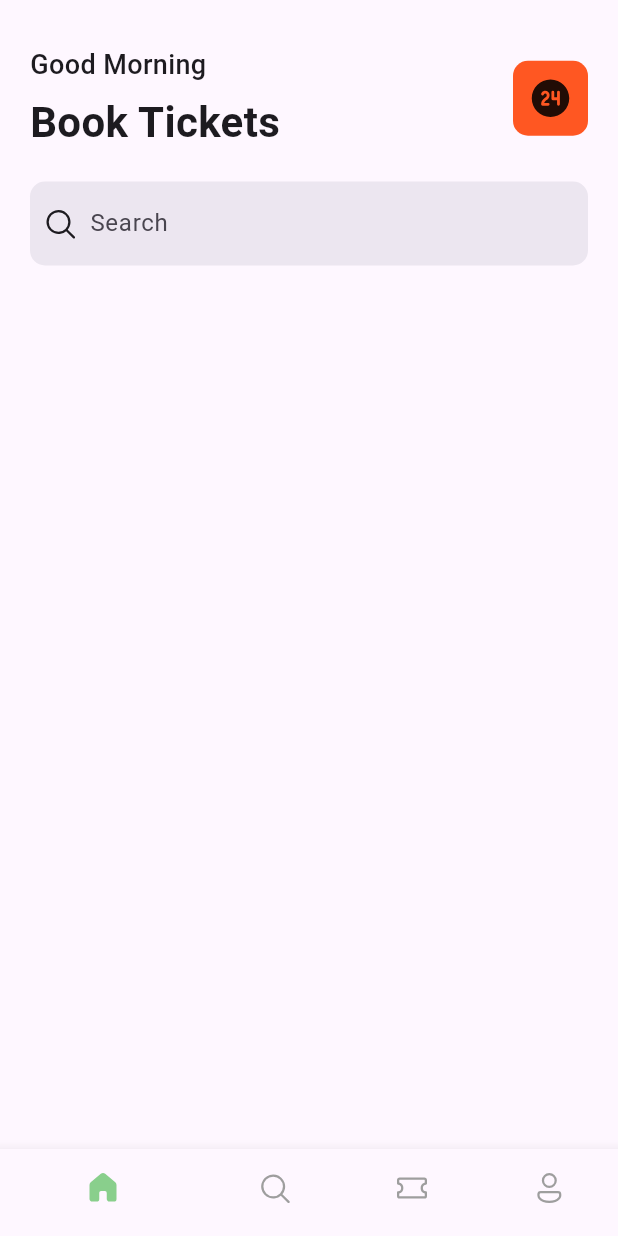
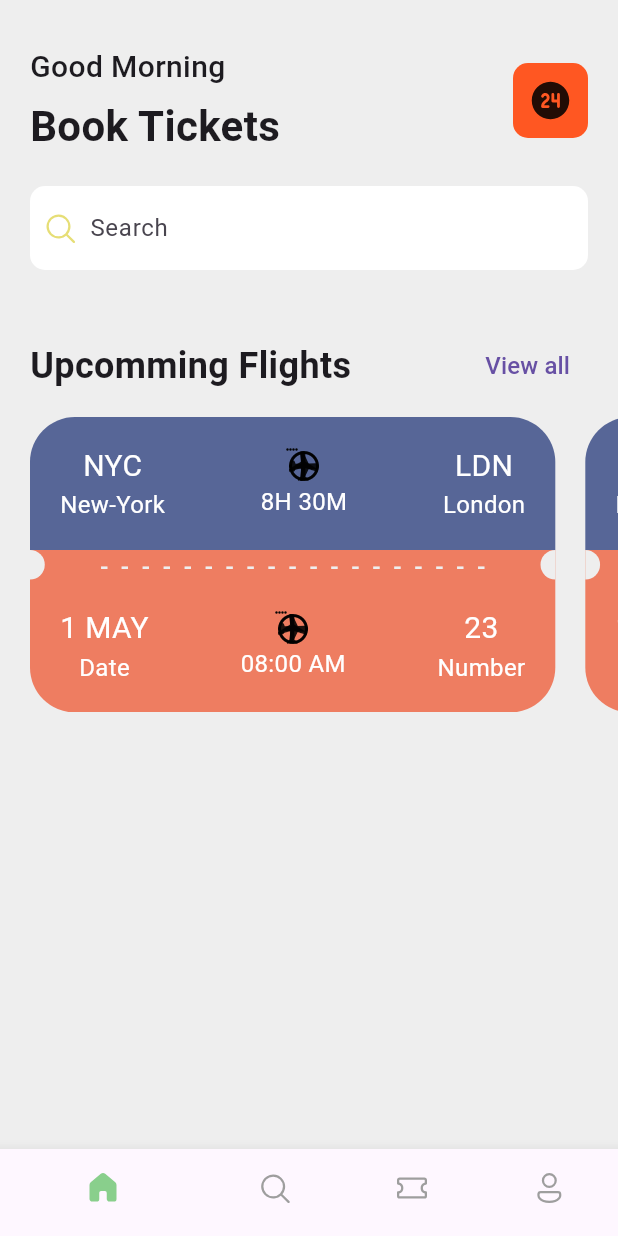
Before and after one commit to irvinMuziwenkosi/ticket_mobile_app, a Flutter app: the screen it shows after launch, on a phone screen of 412 x 824 dp. Run offline on Flutter 3.47's test engine with Material 3 defaults, Android fonts, the phone set to English and light mode, and no system bars; our stand-ins replace fluentui_icons.

Commit message:
Ticket Progress

```diff
--- a/lib/base/custom_app_bar.dart
+++ /dev/null
@@ -1,15 +0,0 @@
-import 'package:flutter/material.dart';
-
-class AppBar extends StatefulWidget {
-  const AppBar({super.key});
-
-  @override
-  State<AppBar> createState() => _AppBarState();
-}
-
-class _AppBarState extends State<AppBar> {
-  @override
-  Widget build(BuildContext context) {
-    return const Placeholder();
-  }
-}
--- /dev/null
+++ b/lib/base/styles.dart
@@ -0,0 +1,15 @@
+import 'package:flutter/material.dart';
+
+class Styles {
+  //Colors
+  static const Color bgColor = Color(0xFFEEEEEE);
+
+  //Fonts
+  static const h1 = TextStyle(fontSize: 28, fontWeight: FontWeight.w600);
+  static const h2 = TextStyle(fontSize: 24, fontWeight: FontWeight.w600);
+  static const h3 = TextStyle(fontSize: 20, fontWeight: FontWeight.w500);
+  static const h4 = TextStyle(fontSize: 16, fontWeight: FontWeight.w500);
+
+  //Shapes & Designes
+  static final bdRadius = BorderRadius.circular(10);
+}
--- /dev/null
+++ b/lib/base/widgets/custom_flight_visuals.dart
@@ -0,0 +1,34 @@
+import 'package:fluentui_icons/fluentui_icons.dart';
+import 'package:flutter/material.dart';
+
+class CustomFlightVisuals extends StatelessWidget {
+  const CustomFlightVisuals({super.key});
+
+  @override
+  Widget build(BuildContext context) {
+    return const Stack(
+      children: [
+        Icon(Icons.circle_outlined),
+        Row(
+          children: [
+            Icon(Icons.circle, size: 2),
+            Icon(Icons.circle, size: 2),
+            Icon(Icons.circle, size: 2),
+            Icon(Icons.circle, size: 2),
+          ],
+        ),
+        Icon(Icons.flight),
+        Icon(FluentSystemIcons.ic_fluent_airplane_filled),
+        Row(
+          children: [
+            Icon(Icons.circle, size: 2),
+            Icon(Icons.circle, size: 2),
+            Icon(Icons.circle, size: 2),
+            Icon(Icons.circle, size: 2),
+          ],
+        ),
+        Icon(Icons.circle_outlined),
+      ],
+    );
+  }
+}
--- /dev/null
+++ b/lib/base/widgets/row_double_text.dart
@@ -0,0 +1,25 @@
+import 'package:flutter/material.dart';
+import 'package:ticket_app/base/styles.dart';
+
+class RowDoubleText extends StatelessWidget {
+  const RowDoubleText({super.key, required this.bigTxt, required this.btnTxt});
+
+  final String bigTxt;
+  final String btnTxt;
+  @override
+  Widget build(BuildContext context) {
+    return Row(
+      mainAxisAlignment: MainAxisAlignment.spaceBetween,
+      children: [
+        Text(
+          bigTxt,
+          style: Styles.h2,
+        ),
+        TextButton(
+          onPressed: () {},
+          child: Text(btnTxt, style: Styles.h4),
+        )
+      ],
+    );
+  }
+}
--- /dev/null
+++ b/lib/base/widgets/ticket_view.dart
@@ -0,0 +1,206 @@
+import 'package:flutter/material.dart';
+import 'package:ticket_app/base/styles.dart';
+import 'package:ticket_app/base/widgets/custom_flight_visuals.dart';
+
+class TicketView extends StatelessWidget {
+  const TicketView({super.key});
+
+  @override
+  Widget build(BuildContext context) {
+    final screenSize = MediaQuery.of(context).size;
+
+    final boxWidth = screenSize.width * 0.85;
+    final boxHeight = boxWidth * (9 / 16);
+    return SizedBox(
+      width: boxWidth,
+      height: boxHeight,
+      child: Container(
+        decoration: BoxDecoration(
+          borderRadius: BorderRadius.circular(30),
+        ),
+        child: Column(
+          children: [
+            Container(
+              decoration: const BoxDecoration(
+                borderRadius: BorderRadius.only(
+                  topLeft: Radius.circular(30),
+                  topRight: Radius.circular(30),
+                ),
+                color: Color(0xFF576697),
+              ),
+              height: boxHeight * 0.45,
+              child: Padding(
+                padding: const EdgeInsets.symmetric(horizontal: 20),
+                child: Row(
+                  mainAxisAlignment: MainAxisAlignment.spaceBetween,
+                  crossAxisAlignment: CrossAxisAlignment.center,
+                  children: [
+                    Column(
+                      mainAxisAlignment: MainAxisAlignment.center,
+                      children: [
+                        Text(
+                          "NYC",
+                          style: Styles.h3.copyWith(
+                            color: Colors.white,
+                            fontWeight: FontWeight.w400,
+                          ),
+                        ),
+                        Text(
+                          "New-York",
+                          style: Styles.h4.copyWith(
+                            color: Colors.white,
+                            fontWeight: FontWeight.w400,
+                          ),
+                        ),
+                      ],
+                    ),
+                    Column(
+                      mainAxisAlignment: MainAxisAlignment.center,
+                      children: [
+                        const CustomFlightVisuals(),
+                        Text(
+                          "8H 30M",
+                          style: Styles.h4.copyWith(
+                            color: Colors.white,
+                            fontWeight: FontWeight.w400,
+                          ),
+                        )
+                      ],
+                    ),
+                    Column(
+                      mainAxisAlignment: MainAxisAlignment.center,
+                      children: [
+                        Text(
+                          "LDN",
+                          style: Styles.h3.copyWith(
+                            color: Colors.white,
+                            fontWeight: FontWeight.w400,
+                          ),
+                        ),
+                        Text(
+                          "London",
+                          style: Styles.h4.copyWith(
+                            color: Colors.white,
+                            fontWeight: FontWeight.w400,
+                          ),
+                        )
+                      ],
+                    )
+                  ],
+                ),
+              ),
+            ),
+            Container(
+              decoration: const BoxDecoration(
+                borderRadius: BorderRadius.only(
+                  bottomLeft: Radius.circular(30),
+                  bottomRight: Radius.circular(30),
+                ),
+                color: Color(0xFFEE7D61),
+              ),
+              height: boxHeight * 0.55,
+              child: Column(
+                children: [
+                  SizedBox(
+                    height: boxHeight * 0.1,
+                    child: Row(
+                      mainAxisAlignment: MainAxisAlignment.spaceBetween,
+                      children: [
+                        Container(
+                          width: boxHeight * 0.05,
+                          decoration: const BoxDecoration(
+                            color: Styles.bgColor,
+                            borderRadius: BorderRadius.only(
+                              topRight: Radius.circular(100),
+                              bottomRight: Radius.circular(100),
+                            ),
+                          ),
+                        ),
+                        Text(
+                          "-  -  -  -  -  -  -  -  -  -  -  -  -  -  -  -  -  -  -",
+                          style: Styles.h4.copyWith(color: Styles.bgColor),
+                        ),
+                        Container(
+                          width: boxHeight * 0.05,
+                          decoration: const BoxDecoration(
+                            color: Styles.bgColor,
+                            borderRadius: BorderRadius.only(
+                              topLeft: Radius.circular(100),
+                              bottomLeft: Radius.circular(100),
+                            ),
+                          ),
+                        ),
+                      ],
+                    ),
+                  ),
+                  Padding(
+                    padding: const EdgeInsets.symmetric(horizontal: 20),
+                    child: SizedBox(
+                      height: boxHeight * 0.45,
+                      child: Row(
+                        mainAxisAlignment: MainAxisAlignment.spaceBetween,
+                        children: [
+                          Column(
+                            mainAxisAlignment: MainAxisAlignment.center,
+                            children: [
+                              Text(
+                                "1 MAY",
+                                style: Styles.h3.copyWith(
+                                  color: Colors.white,
+                                  fontWeight: FontWeight.w400,
+                                ),
+                              ),
+                              Text(
+                                "Date",
+                                style: Styles.h4.copyWith(
+                                  color: Colors.white,
+                                  fontWeight: FontWeight.w400,
+                                ),
+                              ),
+                            ],
+                          ),
+                          Column(
+                            mainAxisAlignment: MainAxisAlignment.center,
+                            children: [
+                              const CustomFlightVisuals(),
+                              Text(
+                                "08:00 AM",
+                                style: Styles.h4.copyWith(
+                                  color: Colors.white,
+                                  fontWeight: FontWeight.w400,
+                                ),
+                              )
+                            ],
+                          ),
+                          Column(
+                            mainAxisAlignment: MainAxisAlignment.center,
+                            children: [
+                              Text(
+                                "23",
+                                style: Styles.h3.copyWith(
+                                  color: Colors.white,
+                                  fontWeight: FontWeight.w400,
+                                ),
+                              ),
+                              Text(
+                                "Number",
+                                style: Styles.h4.copyWith(
+                                  color: Colors.white,
+                                  fontWeight: FontWeight.w400,
+                                ),
+                              )
+                            ],
+                          )
+                        ],
+                      ),
+                    ),
+                  ),
+                ],
+              ),
+            )
+          ],
+        ),
+      ),
+    );
+  }
+}
--- a/lib/main.dart
+++ b/lib/main.dart
@@ -2,6 +2,7 @@
 
 import 'package:flutter/material.dart';
 import 'package:ticket_app/base/btm_nav_bar.dart';
+import 'package:ticket_app/base/styles.dart';
 import 'package:ticket_app/pages/home.dart';
 
 void main() {
@@ -14,7 +15,9 @@ class MyApp extends StatelessWidget {
   @override
   Widget build(BuildContext context) {
     return MaterialApp(
+      debugShowCheckedModeBanner: false,
       home: Scaffold(
+        backgroundColor: Styles.bgColor,
         body: HomePage(),
         bottomNavigationBar: const BtmNavBar(),
       ),
--- a/lib/pages/home.dart
+++ b/lib/pages/home.dart
@@ -1,5 +1,8 @@
 import 'package:fluentui_icons/fluentui_icons.dart';
 import 'package:flutter/material.dart';
+import 'package:ticket_app/base/styles.dart';
+import 'package:ticket_app/base/widgets/row_double_text.dart';
+import 'package:ticket_app/base/widgets/ticket_view.dart';
 
 class HomePage extends StatefulWidget {
   const HomePage({super.key});
@@ -14,7 +17,7 @@ class _HomePageState extends State<HomePage> {
     return ListView(
       children: [
         Container(
-          padding: const EdgeInsets.symmetric(horizontal: 20, vertical: 30),
+          padding: const EdgeInsets.fromLTRB(20, 30, 20, 10),
           child: Column(
             children: [
               Row(
@@ -23,19 +26,11 @@ class _HomePageState extends State<HomePage> {
                   const Column(
                     crossAxisAlignment: CrossAxisAlignment.start,
                     children: [
-                      Text(
-                        "Good Morning",
-                        style: TextStyle(
-                            fontSize: 18, fontWeight: FontWeight.w500),
-                      ),
+                      Text("Good Morning", style: Styles.h3),
                       SizedBox(
                         height: 5,
                       ),
-                      Text(
-                        "Book Tickets",
-                        style: TextStyle(
-                            fontSize: 28, fontWeight: FontWeight.w600),
-                      )
+                      Text("Book Tickets", style: Styles.h1)
                     ],
                   ),
                   Container(
@@ -58,15 +53,39 @@ class _HomePageState extends State<HomePage> {
               ),
               const SizedBox(height: 20),
               SearchBar(
-                shape: WidgetStatePropertyAll(RoundedRectangleBorder(
-                    borderRadius: BorderRadius.circular(10))),
+                backgroundColor: const WidgetStatePropertyAll(Colors.white),
+                shape: WidgetStatePropertyAll(
+                    RoundedRectangleBorder(borderRadius: Styles.bdRadius)),
                 elevation: const WidgetStatePropertyAll(0),
                 hintText: "Search",
-                leading: const Icon(FluentSystemIcons.ic_fluent_search_regular),
+                leading: const Icon(
+                  FluentSystemIcons.ic_fluent_search_regular,
+                  color: Color(0xFFE6DE76),
+                ),
               ),
+              const SizedBox(height: 40),
+              const RowDoubleText(
+                bigTxt: "Upcomming Flights",
+                btnTxt: "View all",
+              ),
+              // const SizedBox(height: 5),
             ],
           ),
         ),
+        const SingleChildScrollView(
+          scrollDirection: Axis.horizontal,
+          child: Row(
+            children: [
+              SizedBox(width: 20),
+              TicketView(),
+              SizedBox(width: 20),
+              TicketView(),
+              SizedBox(width: 20),
+              TicketView(),
+              SizedBox(width: 20),
+            ],
+          ),
+        )
       ],
     );
   }
```
